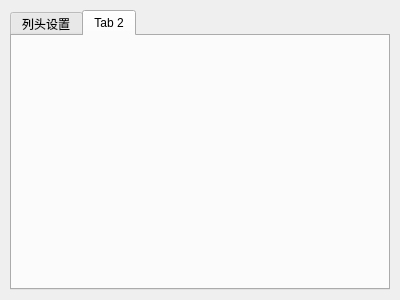
YaoqingAyuan/Memoria_V2, file Secondary_UI/Setting_Dialog.ui: the form before one commit.
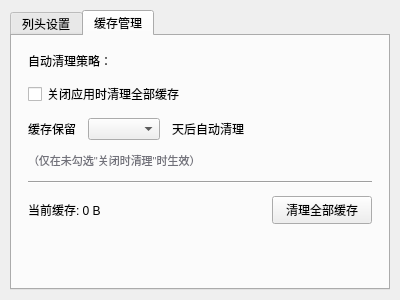
The form after the commit. The open tabs and pages were chosen to show the change.

```diff
--- a/Secondary_UI/Setting_Dialog.ui
+++ b/Secondary_UI/Setting_Dialog.ui
@@ -218,8 +218,158 @@
    </widget>
    <widget class="QWidget" name="tab_2">
     <attribute name="title">
-     <string>Tab 2</string>
+     <string>缓存管理</string>
     </attribute>
+    <layout class="QVBoxLayout" name="cacheManagementLayout">
+     <property name="spacing">
+      <number>12</number>
+     </property>
+     <property name="leftMargin">
+      <number>16</number>
+     </property>
+     <property name="topMargin">
+      <number>16</number>
+     </property>
+     <property name="rightMargin">
+      <number>16</number>
+     </property>
+     <property name="bottomMargin">
+      <number>16</number>
+     </property>
+     <item>
+      <widget class="QLabel" name="label_cacheTitle">
+       <property name="font">
+        <font>
+         <pointsize>9</pointsize>
+        </font>
+       </property>
+       <property name="text">
+        <string>自动清理策略：</string>
+       </property>
+      </widget>
+     </item>
+     <item>
+      <widget class="QCheckBox" name="cb_cleanOnClose">
+       <property name="text">
+        <string>关闭应用时清理全部缓存</string>
+       </property>
+      </widget>
+     </item>
+     <item>
+      <layout class="QHBoxLayout" name="expiryRow">
+       <item>
+        <widget class="QLabel" name="label_expiry">
+         <property name="text">
+          <string>缓存保留</string>
+         </property>
+        </widget>
+       </item>
+       <item>
+        <widget class="QComboBox" name="combo_expiryDays">
+         <property name="minimumSize">
+          <size>
+           <width>60</width>
+           <height>0</height>
+          </size>
+         </property>
+        </widget>
+       </item>
+       <item>
+        <widget class="QLabel" name="label_expirySuffix">
+         <property name="text">
+          <string>天后自动清理</string>
+         </property>
+        </widget>
+       </item>
+       <item>
+        <spacer name="expirySpacer">
+         <property name="orientation">
+          <enum>Qt::Orientation::Horizontal</enum>
+         </property>
+         <property name="sizeHint" stdset="0">
+          <size>
+           <width>40</width>
+           <height>20</height>
+          </size>
+         </property>
+        </spacer>
+       </item>
+      </layout>
+     </item>
+     <item>
+      <widget class="QLabel" name="label_expiryHint">
+       <property name="styleSheet">
+        <string notr="true">color: #71717A; font-size: 11px;</string>
+       </property>
+       <property name="text">
+        <string>（仅在未勾选"关闭时清理"时生效）</string>
+       </property>
+      </widget>
+     </item>
+     <item>
+      <widget class="Line" name="line_separator">
+       <property name="orientation">
+        <enum>Qt::Orientation::Horizontal</enum>
+       </property>
+      </widget>
+     </item>
+     <item>
+      <layout class="QHBoxLayout" name="manualCleanRow">
+       <item>
+        <widget class="QLabel" name="label_cacheSize">
+         <property name="text">
+          <string>当前缓存: 0 B</string>
+         </property>
+        </widget>
+       </item>
+       <item>
+        <spacer name="manualCleanSpacer">
+         <property name="orientation">
+          <enum>Qt::Orientation::Horizontal</enum>
+         </property>
+         <property name="sizeHint" stdset="0">
+          <size>
+           <width>40</width>
+           <height>20</height>
+          </size>
+         </property>
+        </spacer>
+       </item>
+       <item>
+        <widget class="QPushButton" name="btn_cleanCacheNow">
+         <property name="minimumSize">
+          <size>
+           <width>100</width>
+           <height>28</height>
+          </size>
+         </property>
+         <property name="maximumSize">
+          <size>
+           <width>100</width>
+           <height>28</height>
+          </size>
+         </property>
+         <property name="text">
+          <string>清理全部缓存</string>
+         </property>
+        </widget>
+       </item>
+      </layout>
+     </item>
+     <item>
+      <spacer name="cacheVerticalSpacer">
+       <property name="orientation">
+        <enum>Qt::Orientation::Vertical</enum>
+       </property>
+       <property name="sizeHint" stdset="0">
+        <size>
+         <width>20</width>
+         <height>40</height>
+        </size>
+       </property>
+      </spacer>
+     </item>
+    </layout>
    </widget>
   </widget>
  </widget>
```
Left out of the diff: 2 changed lines with no effect on the pictures.
